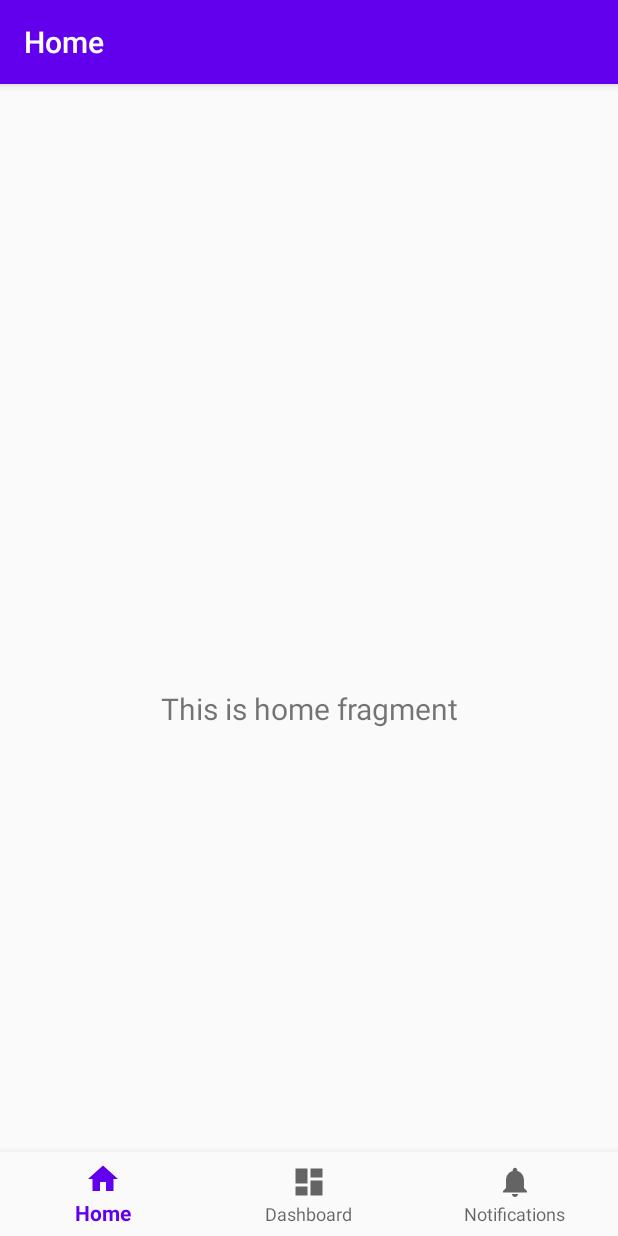
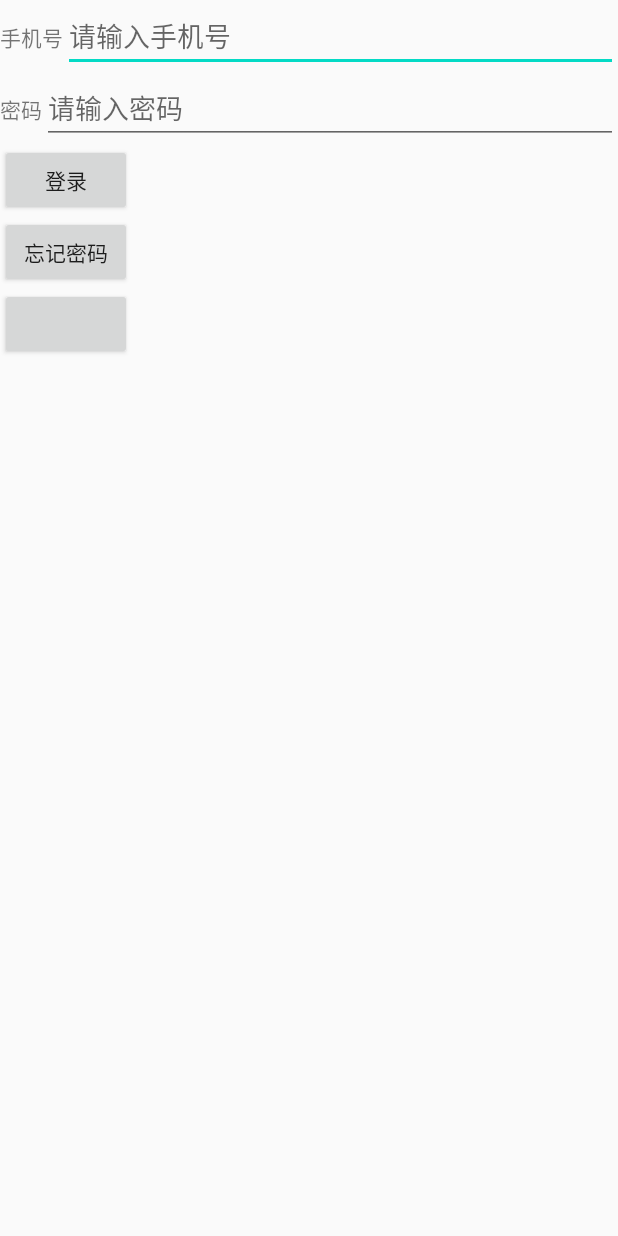
Before and after one commit to dyglcc/obtainPhoneMsgCode, an Android app: the screen it shows after launch (MainActivity before the commit, LoginActivity after it), on a phone screen of 412 x 824 dp. Run offline under Robolectric (Android 15) with nearby library versions, the phone set to English and light mode, and no system bars.

Commit message:
注册登录和关联界面

```diff
--- a/app/src/main/AndroidManifest.xml
+++ b/app/src/main/AndroidManifest.xml
@@ -26,7 +26,7 @@
         android:supportsRtl="true"
         android:theme="@style/AppTheme">
         <activity
-            android:name=".MainActivity"
+            android:name=".account.LoginActivity"
             android:label="@string/app_name">
             <intent-filter>
                 <action android:name="android.intent.action.MAIN" />
@@ -34,6 +34,10 @@
                 <category android:name="android.intent.category.LAUNCHER" />
             </intent-filter>
         </activity>
+
+        <activity android:name=".MainActivity"></activity>
+        <activity android:name=".account.RegisterActivity"></activity>
+
 <!--        <receiver android:name="com.kuaishan.obtainmsg.core.SmsReciver" >-->
 <!--            <intent-filter android:priority="2147483647">-->
 <!--                <action android:name="android.provider.Telephony.SMS_RECEIVED" />-->
--- /dev/null
+++ b/app/src/main/java/com/kuaishan/obtainmsg/account/LoginActivity.java
@@ -0,0 +1,28 @@
+package com.kuaishan.obtainmsg.account;
+
+import android.app.Activity;
+import android.content.Intent;
+import android.os.Bundle;
+import android.view.View;
+import android.widget.Button;
+
+import com.kuaishan.obtainmsg.MainActivity;
+import com.kuaishan.obtainmsg.R;
+
+import androidx.annotation.Nullable;
+
+public class LoginActivity extends Activity {
+    private Button buttonLogin;
+    @Override
+    protected void onCreate(@Nullable Bundle savedInstanceState) {
+        super.onCreate(savedInstanceState);
+        setContentView(R.layout.main_login);
+        buttonLogin = findViewById(R.id.btn_login);
+        buttonLogin.setOnClickListener(new View.OnClickListener() {
+            @Override
+            public void onClick(View v) {
+                startActivity(new Intent(LoginActivity.this, MainActivity.class));
+            }
+        });
+    }
+}
--- a/app/src/main/java/com/kuaishan/obtainmsg/core/NetWorkUtils.java
+++ b/app/src/main/java/com/kuaishan/obtainmsg/core/NetWorkUtils.java
@@ -15,7 +15,7 @@ import okhttp3.Response;
 
 public class NetWorkUtils {
     @RequiresApi(api = Build.VERSION_CODES.KITKAT)
-    public static void sendMessge(String url, Map<String, String> map) {
+    public static String  sendMessge(String url, Map<String, String> map) {
         if (!TextUtils.isEmpty(url)) {
             OkHttpClient client = new OkHttpClient();
             FormBody.Builder builder = new FormBody.Builder();
@@ -29,10 +29,11 @@ public class NetWorkUtils {
                     .header("Content-Type", "application/x-www-form-urlencoded")
                     .build();
             try (Response response = client.newCall(request).execute()) {
-                response.body().string();
+                return response.body().string();
             } catch (IOException e) {
                 e.printStackTrace();
             }
         }
+        return null;
     }
 }
--- a/app/src/main/java/com/kuaishan/obtainmsg/core/Utils.java
+++ b/app/src/main/java/com/kuaishan/obtainmsg/core/Utils.java
@@ -21,6 +21,9 @@ import androidx.appcompat.app.AlertDialog;
 
 public class Utils {
     public static void toast(Context context, @StringRes int message) {
+        Toast.makeText(context, message, Toast.LENGTH_SHORT).show();
+    }
+    public static void toast(Context context, String message) {
         Toast.makeText(context, message, Toast.LENGTH_SHORT).show();
     }
 
--- a/app/src/main/res/layout/fragment_home.xml
+++ b/app/src/main/res/layout/fragment_home.xml
@@ -1,22 +1,26 @@
 <?xml version="1.0" encoding="utf-8"?>
-<androidx.constraintlayout.widget.ConstraintLayout xmlns:android="http://schemas.android.com/apk/res/android"
+<LinearLayout xmlns:android="http://schemas.android.com/apk/res/android"
     xmlns:app="http://schemas.android.com/apk/res-auto"
     xmlns:tools="http://schemas.android.com/tools"
     android:layout_width="match_parent"
+    android:orientation="vertical"
     android:layout_height="match_parent"
     tools:context=".ui.home.HomeFragment">
-
     <TextView
         android:id="@+id/text_home"
         android:layout_width="match_parent"
         android:layout_height="wrap_content"
-        android:layout_marginStart="8dp"
-        android:layout_marginTop="8dp"
-        android:layout_marginEnd="8dp"
-        android:textAlignment="center"
-        android:textSize="20sp"
-        app:layout_constraintBottom_toBottomOf="parent"
-        app:layout_constraintEnd_toEndOf="parent"
-        app:layout_constraintStart_toStartOf="parent"
-        app:layout_constraintTop_toTopOf="parent" />
-</androidx.constraintlayout.widget.ConstraintLayout>
+        android:textSize="20sp" />
+
+    <EditText
+        android:id="@+id/et_guanlian"
+        android:layout_width="wrap_content"
+        android:layout_height="wrap_content"
+        android:hint="请输入关联手机号"></EditText>
+
+    <Button
+        android:text="关联"
+        android:layout_width="wrap_content"
+        android:id="@+id/btn_guanlian"
+        android:layout_height="wrap_content"/>
+</LinearLayout>
--- /dev/null
+++ b/app/src/main/res/layout/main_login.xml
@@ -0,0 +1,58 @@
+<?xml version="1.0" encoding="utf-8"?>
+<LinearLayout xmlns:android="http://schemas.android.com/apk/res/android"
+    xmlns:tools="http://schemas.android.com/tools"
+    android:layout_width="match_parent"
+    android:layout_height="match_parent"
+    xmlns:app="http://schemas.android.com/apk/res-auto"
+    android:orientation="vertical">
+    <LinearLayout
+        android:id="@+id/line_phone"
+        app:layout_constraintTop_toTopOf="parent"
+        app:layout_constraintStart_toStartOf="parent"
+        android:layout_width="match_parent"
+        android:orientation="horizontal"
+        android:layout_height="wrap_content">
+        <TextView
+            android:layout_width="wrap_content"
+            android:text="手机号"
+            android:layout_height="wrap_content"/>
+        <EditText
+            android:layout_width="match_parent"
+            android:id="@+id/et_phone"
+            android:layout_height="wrap_content"
+            android:hint="请输入手机号"
+            ></EditText>
+    </LinearLayout>
+    <LinearLayout
+        android:id="@+id/line_pass"
+        app:layout_constraintTop_toTopOf="@+id/line_phone"
+        app:layout_constraintStart_toStartOf="parent"
+        android:layout_width="match_parent"
+        android:orientation="horizontal"
+        android:layout_height="wrap_content">
+        <TextView
+            android:layout_width="wrap_content"
+            android:text="密码"
+            android:layout_height="wrap_content"/>
+        <EditText
+            android:id="@+id/et_pass"
+            android:layout_width="match_parent"
+            android:layout_height="wrap_content"
+            android:hint="请输入密码"
+            tools:layout_editor_absoluteX="22dp"></EditText>
+    </LinearLayout>
+    <Button
+        android:layout_width="wrap_content"
+        android:id="@+id/btn_login"
+        android:layout_height="wrap_content"
+        android:text="登录"></Button>
+    <Button
+        android:layout_width="wrap_content"
+        android:id="@+id/btn_forget"
+        android:layout_height="wrap_content"
+        android:text="忘记密码"></Button>
+    <Button
+        android:layout_width="wrap_content"
+        android:id="@+id/btn_reg"
+        android:layout_height="wrap_content"/>
+</LinearLayout>
--- a/build.gradle
+++ b/build.gradle
@@ -1,5 +1,5 @@
 // Top-level build file where you can add configuration options common to all sub-projects/modules.
-
+apply from: "config.gradle"
 buildscript {
 
     repositories {
```
Also changed, not shown: app/build.gradle (+40 -4 lines), app/src/main/java/com/kuaishan/obtainmsg/account/RegisterActivity.java (added, +147 -0 lines), app/src/main/java/com/kuaishan/obtainmsg/core/AdhocExecutorService.java (added, +38 -0 lines), app/src/main/java/com/kuaishan/obtainmsg/core/Constants.java (added, +29 -0 lines), app/src/main/java/com/kuaishan/obtainmsg/ui/home/HomeFragment.java (+15 -28 lines), app/src/main/res/layout/main_reg.xml (added, +41 -0 lines), config.gradle (added, +79 -0 lines), 1 other file.
